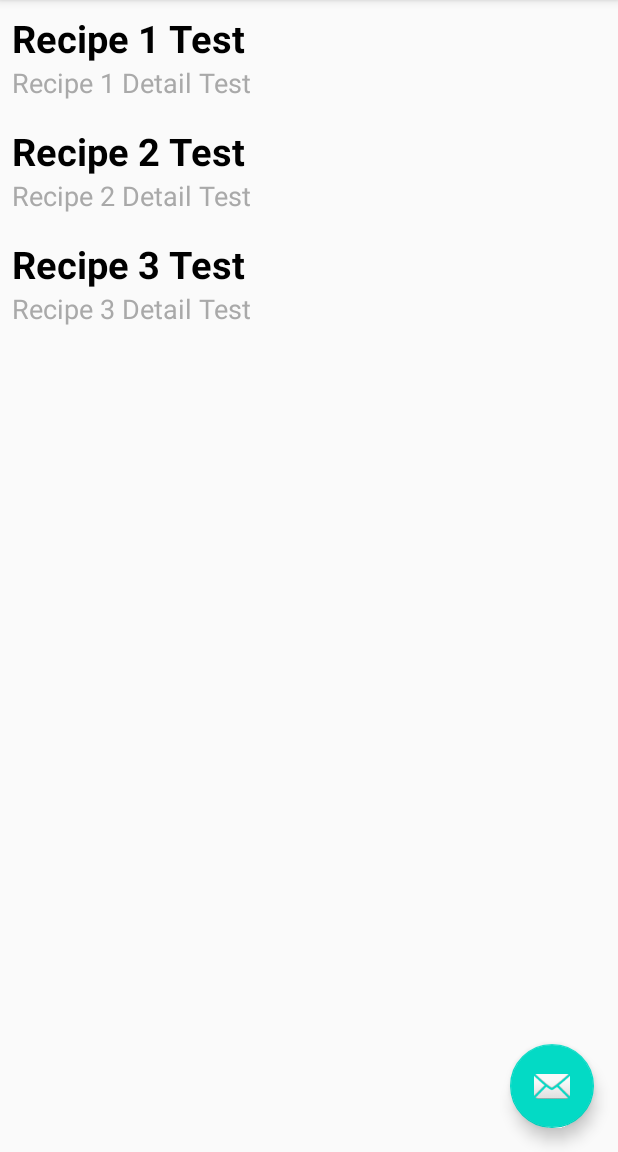
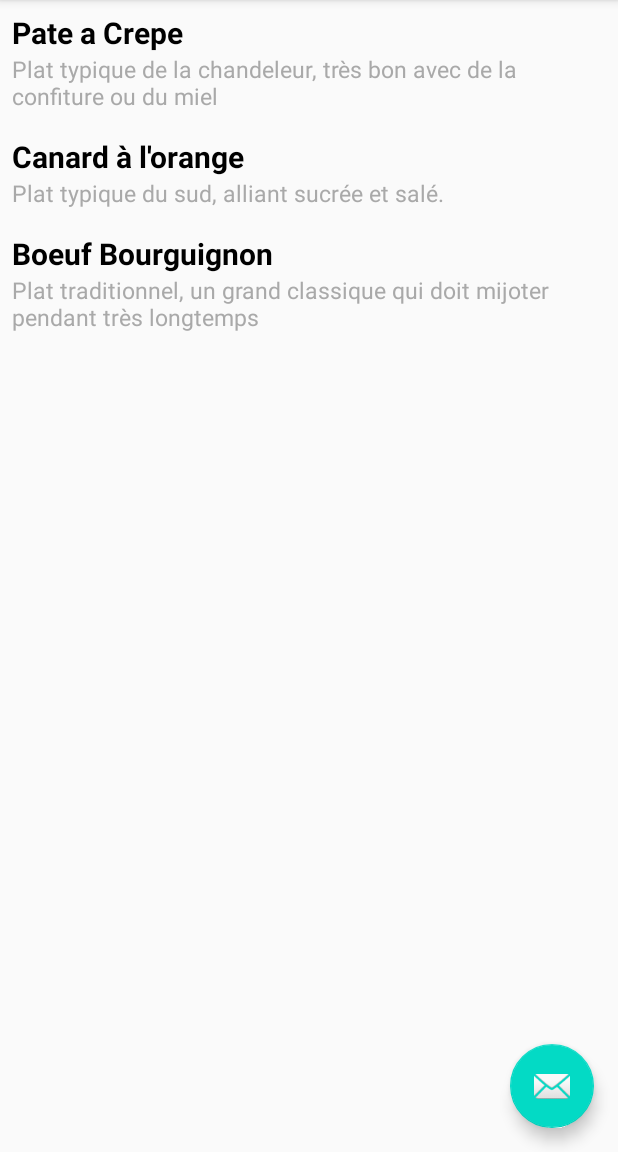
Before and after one commit to djfreeart81/Android-RecyclerViewRecipe, an Android app: the screen it shows after launch (MainActivity), on a phone screen of 412 x 824 dp, the part 84-1236 px from its top. Run offline under Robolectric (Android 15) with nearby library versions, the phone set to English and light mode, and no system bars.

Commit message:
Implement RecipeActivity

```diff
--- a/app/src/main/AndroidManifest.xml
+++ b/app/src/main/AndroidManifest.xml
@@ -9,7 +9,9 @@
         android:roundIcon="@mipmap/ic_launcher_round"
         android:supportsRtl="true"
         android:theme="@style/AppTheme">
-        <activity android:name=".RecipeActivity"></activity>
+        <activity android:name=".RecipeActivity"
+            android:parentActivityName=".MainActivity">
+        </activity>
         <activity
             android:name=".MainActivity"
             android:label="@string/app_name"
--- a/app/src/main/java/com/guillaumegonnet/recyclerviewrecipe/MainActivity.java
+++ b/app/src/main/java/com/guillaumegonnet/recyclerviewrecipe/MainActivity.java
@@ -39,12 +39,12 @@ public class MainActivity extends AppCompatActivity {
                         .setAction("Action", null).show();
             }
         });
-        mRecipeList.addLast("Recipe 1 Test");
-        mRecipeList.addLast("Recipe 2 Test");
-        mRecipeList.addLast("Recipe 3 Test");
-        mRecipeDetailList.addLast("Recipe 1 Detail Test");
-        mRecipeDetailList.addLast("Recipe 2 Detail Test");
-        mRecipeDetailList.addLast("Recipe 3 Detail Test");
+        mRecipeList.addLast("Pate a Crepe");
+        mRecipeList.addLast("Canard à l'orange");
+        mRecipeList.addLast("Boeuf Bourguignon");
+        mRecipeDetailList.addLast("Plat typique de la chandeleur, très bon avec de la confiture ou du miel");
+        mRecipeDetailList.addLast("Plat typique du sud, alliant sucrée et salé.");
+        mRecipeDetailList.addLast("Plat traditionnel, un grand classique qui doit mijoter pendant très longtemps");
 
 
         // Get a handle to the RecyclerView.
--- a/app/src/main/java/com/guillaumegonnet/recyclerviewrecipe/RecipeAdapter.java
+++ b/app/src/main/java/com/guillaumegonnet/recyclerviewrecipe/RecipeAdapter.java
@@ -1,6 +1,8 @@
 package com.guillaumegonnet.recyclerviewrecipe;
 
 import android.content.Context;
+import android.content.Intent;
+import android.os.Bundle;
 import android.view.LayoutInflater;
 import android.view.View;
 import android.view.ViewGroup;
@@ -15,14 +17,20 @@ import java.util.LinkedList;
  * Created by Guillaume Gonnet on 10/04/20.
  */
 public class RecipeAdapter extends RecyclerView.Adapter<RecipeAdapter.RecipeViewHolder> {
+    public static final String EXTRA_NAME = "com.guillaumegonnet.recyclerviewrecipe.EXTRA.NAME";
     private final LinkedList<String> mRecipeList;
     private final LinkedList<String> mRecipeDetailList;
     private LayoutInflater mInflater;
+    private Context mContext;
+    private String mCurrentHeader;
+    private String mCurrentSubHeader;
 
     public RecipeAdapter(Context context, LinkedList<String> recipeList,LinkedList<String> recipeDetailList) {
         this.mRecipeList = recipeList;
         this.mRecipeDetailList = recipeDetailList;
         mInflater = LayoutInflater.from(context);
+        this.mContext=context;
+
     }
 
     class RecipeViewHolder extends RecyclerView.ViewHolder implements View.OnClickListener {
@@ -42,6 +50,14 @@ public class RecipeAdapter extends RecyclerView.Adapter<RecipeAdapter.RecipeView
         @Override
         public void onClick(View v) {
 
+            Intent intent = new Intent(v.getContext(),RecipeActivity.class);
+            int mPosition = getLayoutPosition();
+            String message = mRecipeList.get(mPosition);
+            Bundle extra = new Bundle();
+            extra.putString(EXTRA_NAME,message);
+            intent.putExtras(extra);
+            v.getContext().startActivity(intent);
+
         }
     }
 
@@ -49,14 +65,13 @@ public class RecipeAdapter extends RecyclerView.Adapter<RecipeAdapter.RecipeView
     @Override
     public RecipeAdapter.RecipeViewHolder onCreateViewHolder(@NonNull ViewGroup parent, int viewType) {
         View mItemView = mInflater.inflate(R.layout.recipe_item,parent,false);
-
         return new RecipeViewHolder(mItemView,this);
     }
 
     @Override
     public void onBindViewHolder(@NonNull RecipeAdapter.RecipeViewHolder holder, int position) {
-        String mCurrentHeader = mRecipeList.get(position);
-        String mCurrentSubHeader = mRecipeDetailList.get(position);
+        mCurrentHeader = mRecipeList.get(position);
+        mCurrentSubHeader = mRecipeDetailList.get(position);
 
         holder.recipeItemViewHeader.setText(mCurrentHeader);
         holder.recipeItemViewSubHeader.setText(mCurrentSubHeader);
--- a/app/src/main/res/layout/recipe_item.xml
+++ b/app/src/main/res/layout/recipe_item.xml
@@ -11,7 +11,7 @@
         android:layout_width="match_parent"
         android:layout_height="wrap_content"
         android:textColor="@color/black"
-        android:textSize="25sp"
+        android:textSize="20sp"
         android:textStyle="bold" />
 
     <TextView
@@ -19,7 +19,7 @@
         android:layout_width="match_parent"
         android:layout_height="wrap_content"
         android:textColor="@color/grey"
-        android:textSize="18sp" />
+        android:textSize="15sp" />
 
 
 </LinearLayout>
```
Also changed, not shown: app/src/main/java/com/guillaumegonnet/recyclerviewrecipe/RecipeActivity.java (+30 -1 lines).
